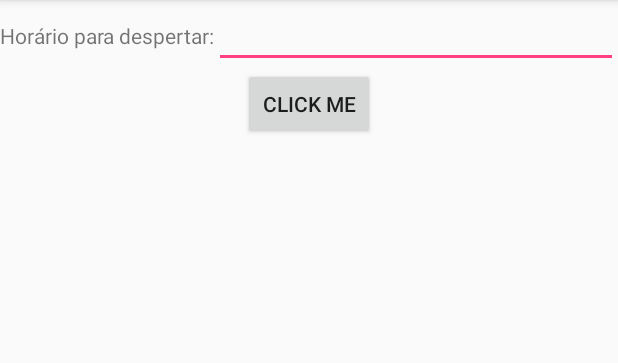
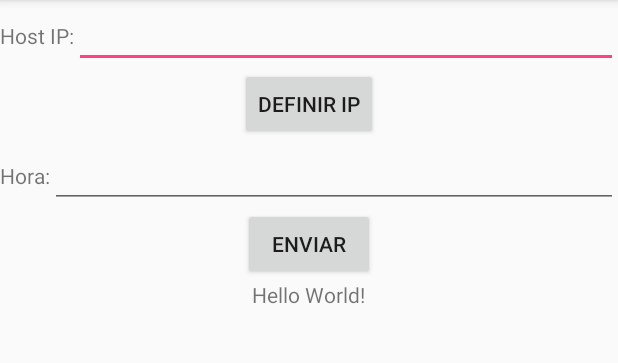
Before and after one commit to CoffeeMeUp/Android, an Android app: the screen it shows after launch (MainActivity), on a phone screen of 412 x 824 dp, the part 84-447 px from its top. Run offline under Robolectric (Android 15) with nearby library versions, the light colour scheme and no system bars.

Commit message:
custom host IP settings

```diff
--- a/app/src/main/AndroidManifest.xml
+++ b/app/src/main/AndroidManifest.xml
@@ -12,7 +12,9 @@
         android:roundIcon="@mipmap/ic_launcher_round"
         android:supportsRtl="true"
         android:theme="@style/AppTheme">
-        <activity android:name=".MainActivity">
+        <activity
+            android:name=".MainActivity"
+            android:screenOrientation="portrait">
             <intent-filter>
                 <action android:name="android.intent.action.MAIN" />
 
--- a/app/src/main/java/br/edu/insper/coffeemeup/MainActivity.java
+++ b/app/src/main/java/br/edu/insper/coffeemeup/MainActivity.java
@@ -9,6 +9,7 @@
 import android.widget.Button;
 import android.widget.EditText;
 import android.widget.TextView;
+import android.widget.Toast;
 
 import java.io.BufferedReader;
 import java.io.BufferedWriter;
@@ -30,18 +31,21 @@
     protected Handler      updateConversationHandler;
     protected Thread       serverThread = null;
 
-    protected static final int    PORT           = 5000;
-    protected static final String HOST           = "192.168.43.189";  // Pedro's phone
+    protected static int    PORT = 5000;
+//    protected static String host = "192.168.43.189";  // Pedro's phone
+    protected static String host = "192.168.0.13";   // Pedro's house
+
     protected static final String HOUR_HEADER    = "hora:";
     protected static final String PAYLOAD_SUFFIX = "\r\n";
-//    protected static final String HOST = "192.168.0.13";   // Pedro's house
 
     private Socket  socket;
     private boolean connected = false;
 
     private Button   button;    // msg sender
+    private Button   defineIpBtn;
     private TextView text;      // msgs recieved from the server
     private EditText hourText;  // hour to be woken up
+    private EditText hostIpText;
 
     @Override
     protected void onStop()
@@ -70,33 +74,57 @@
                 new ClientThread().execute();
             }
         });
+
+        hostIpText  = (EditText) findViewById(R.id.host_ip);
+        defineIpBtn = (Button) findViewById(R.id.define_ip);
+        defineIpBtn.setOnClickListener(new View.OnClickListener() {
+            @Override
+            public void onClick(View v) {
+                host = hostIpText.getText().toString();
+                Log.d("IP DEFINE", host);
+                Toast.makeText(getApplicationContext(), "IP definido para " + host,
+                        Toast.LENGTH_LONG).show();
+            }
+        });
     }
 
-    class ClientThread extends AsyncTask<Void, Void, Void> {
+    private class ClientThread extends AsyncTask<Void, Void, Void> {
 
         @Override
         protected Void doInBackground(Void... params)
         {
             try {
-                socket = new Socket(HOST, PORT);
+                socket = new Socket(host, PORT);
                 OutputStream os = socket.getOutputStream();
                 String msg = hourText.getText().toString();
                 String payload = HOUR_HEADER + msg + PAYLOAD_SUFFIX;
                 os.write(payload.getBytes(Charset.forName("UTF-8")));
             } catch (IOException e) {
+                Handler handler = new Handler(getApplicationContext().getMainLooper());
+                handler.post(new Runnable() {
+                    @Override
+                    public void run() {
+                        Toast.makeText(getApplicationContext(), R.string.invalid_ip,
+                                Toast.LENGTH_LONG).show();
+                    }
+                });
                 e.printStackTrace();
+            } catch (RuntimeException e) {
+                Log.d("SOCKET OPEN", "Socket doesn't exists");
             } finally {
                 try {
                     socket.close();
                 } catch (IOException e) {
                     e.printStackTrace();
+                } catch (RuntimeException e) {
+                    Log.d("SOCKET CLOSE", "Could not close socket");
                 }
             }
             return null;
         }
     }
 
-    class ServerThread implements Runnable {
+    private class ServerThread implements Runnable {
 
         @Override
         public void run() {
@@ -111,19 +139,19 @@
                     socket = serverSocket.accept();
                     CommunicationThread communicationThread = new CommunicationThread(socket);
                     new Thread(communicationThread).start();
-                } catch (IOException e) {
+                } catch (IOException | NullPointerException e) {
                     e.printStackTrace();
                 }
             }
         }
     }
 
-    class CommunicationThread implements Runnable {
+    private class CommunicationThread implements Runnable {
 
         private Socket clientSocket;
         private BufferedReader input;
 
-        public CommunicationThread(Socket clientSocket)
+        CommunicationThread(Socket clientSocket)
         {
             this.clientSocket = clientSocket;
             try {
@@ -148,11 +176,11 @@
         }
     }
 
-    class UpdateUIThread implements Runnable {
+    private class UpdateUIThread implements Runnable {
 
         private String msg;
 
-        public UpdateUIThread(String msg)
+        UpdateUIThread(String msg)
         {
             this.msg = msg;
         }
--- a/app/src/main/res/layout/activity_main.xml
+++ b/app/src/main/res/layout/activity_main.xml
@@ -8,6 +8,31 @@
     android:orientation="vertical">
 
     <LinearLayout
+        android:id="@+id/host_layout"
+        android:layout_width="match_parent"
+        android:layout_height="wrap_content">
+
+        <TextView
+            android:layout_width="wrap_content"
+            android:layout_height="wrap_content"
+            android:text="@string/host_ip"/>
+
+        <EditText
+            android:layout_width="match_parent"
+            android:layout_height="wrap_content"
+            android:id="@+id/host_ip"/>
+
+    </LinearLayout>
+
+    <Button
+        android:layout_width="wrap_content"
+        android:layout_height="wrap_content"
+        android:layout_gravity="center"
+        android:text="@string/define_ip"
+        android:id="@+id/define_ip" />
+
+    <LinearLayout
+        app:layout_constraintBottom_toBottomOf="@id/host_layout"
         android:id="@+id/hour_layout"
         android:layout_width="match_parent"
         android:layout_height="wrap_content">
@@ -28,7 +53,7 @@
         android:layout_width="wrap_content"
         android:layout_height="wrap_content"
         android:layout_gravity="center"
-        android:text="@string/click_me"
+        android:text="@string/send"
         android:id="@+id/button" />
 
     <TextView
--- a/app/src/main/res/values/strings.xml
+++ b/app/src/main/res/values/strings.xml
@@ -1,5 +1,8 @@
 <resources>
     <string name="app_name">Coffee Me Up</string>
-    <string name="hour">Horário para despertar:</string>
-    <string name="click_me">CLICK ME</string>
+    <string name="hour">Hora:</string>
+    <string name="send">Enviar</string>
+    <string name="host_ip">Host IP:</string>
+    <string name="define_ip">Definir IP</string>
+    <string name="invalid_ip">IP inválido</string>
 </resources>
```
